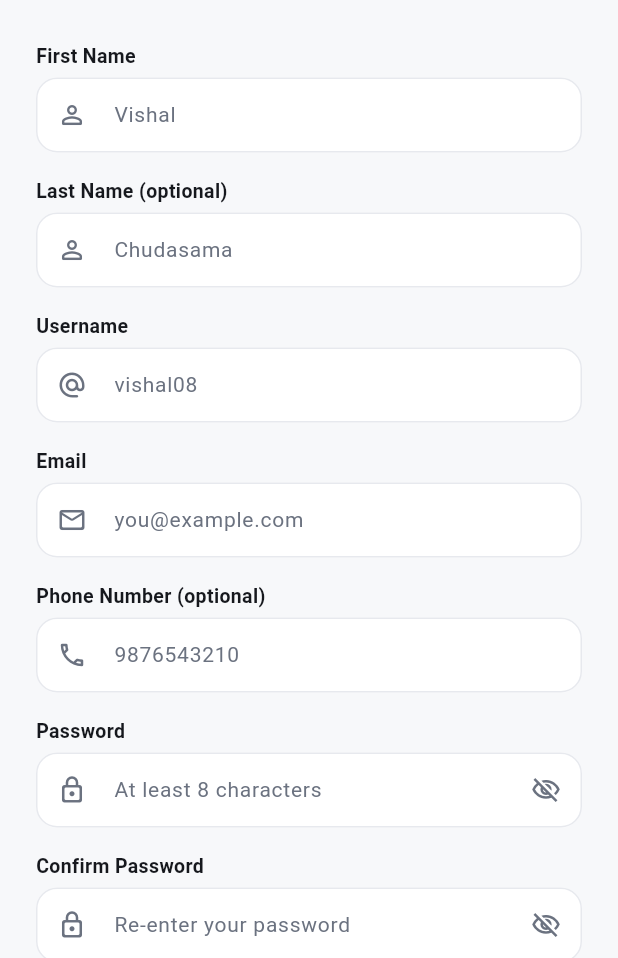
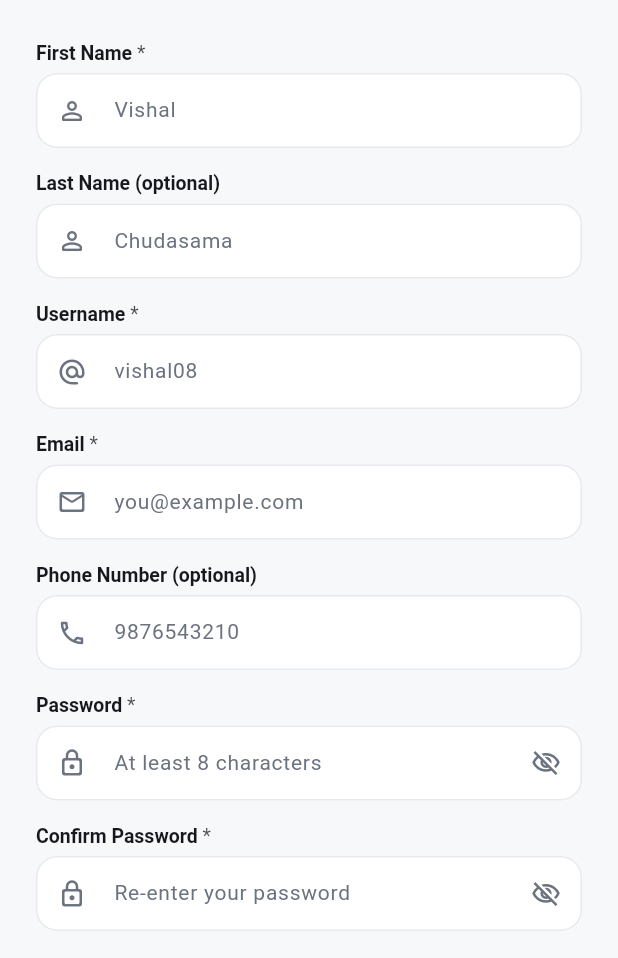
Before and after one commit to VishalChudasama08/CarZen, a Flutter app: the screen it shows after launch, after a tap on "Log In", after a tap on "Register", on a phone screen of 412 x 824 dp, the part 278-1236 px from its top. Run offline on Flutter 3.47's test engine with Material 3 defaults, Android fonts, the phone set to English and light mode, and no system bars; our stand-ins replace flutter_secure_storage, image_picker; network calls fail; project files that could hold a hidden picture were left out.

Commit message:
all form add required ( * ) sign

```diff
--- a/CarZen_UI/lib/screens/change_password_screen.dart
+++ b/CarZen_UI/lib/screens/change_password_screen.dart
@@ -72,7 +72,7 @@ class _ChangePasswordScreenState extends State<ChangePasswordScreen> {
                 if (_errorMessage != null) AuthErrorBanner(message: _errorMessage!),
                 AuthTextField(
                   controller: _currentController,
-                  label: 'Current Password',
+                  label: 'Current Password *',
                   hint: 'Enter your current password',
                   icon: Icons.lock_outline_rounded,
                   isPassword: true,
@@ -80,7 +80,7 @@ class _ChangePasswordScreenState extends State<ChangePasswordScreen> {
                 ),
                 AuthTextField(
                   controller: _newController,
-                  label: 'New Password',
+                  label: 'New Password *',
                   hint: 'At least 8 characters',
                   icon: Icons.lock_outline_rounded,
                   isPassword: true,
@@ -88,7 +88,7 @@ class _ChangePasswordScreenState extends State<ChangePasswordScreen> {
                 ),
                 AuthTextField(
                   controller: _confirmController,
-                  label: 'Confirm New Password',
+                  label: 'Confirm New Password *',
                   hint: 'Re-enter your new password',
                   icon: Icons.lock_outline_rounded,
                   isPassword: true,
--- a/CarZen_UI/lib/screens/edit_profile_screen.dart
+++ b/CarZen_UI/lib/screens/edit_profile_screen.dart
@@ -74,7 +74,7 @@ class _EditProfileScreenState extends State<EditProfileScreen> {
                 if (_errorMessage != null) AuthErrorBanner(message: _errorMessage!),
                 AuthTextField(
                   controller: _firstNameController,
-                  label: 'First Name',
+                  label: 'First Name *',
                   hint: 'Vishal',
                   icon: Icons.person_outline_rounded,
                   validator: (v) => Validators.required(v, message: 'First name is required'),
--- a/CarZen_UI/lib/screens/login_screen.dart
+++ b/CarZen_UI/lib/screens/login_screen.dart
@@ -87,7 +87,7 @@ class _LoginScreenState extends State<LoginScreen> {
                 if (_errorMessage != null) AuthErrorBanner(message: _errorMessage!),
                 AuthTextField(
                   controller: _emailController,
-                  label: 'Email',
+                  label: 'Email *',
                   hint: 'you@example.com',
                   icon: Icons.mail_outline_rounded,
                   keyboardType: TextInputType.emailAddress,
@@ -95,7 +95,7 @@ class _LoginScreenState extends State<LoginScreen> {
                 ),
                 AuthTextField(
                   controller: _passwordController,
-                  label: 'Password',
+                  label: 'Password *',
                   hint: 'Enter your password',
                   icon: Icons.lock_outline_rounded,
                   isPassword: true,
--- a/CarZen_UI/lib/screens/register_screen.dart
+++ b/CarZen_UI/lib/screens/register_screen.dart
@@ -105,7 +105,7 @@ class _RegisterScreenState extends State<RegisterScreen> {
                 if (_errorMessage != null) AuthErrorBanner(message: _errorMessage!),
                 AuthTextField(
                   controller: _firstNameController,
-                  label: 'First Name',
+                  label: 'First Name *',
                   hint: 'Vishal',
                   icon: Icons.person_outline_rounded,
                   validator: (v) => Validators.required(v, message: 'First name is required'),
@@ -118,14 +118,14 @@ class _RegisterScreenState extends State<RegisterScreen> {
                 ),
                 AuthTextField(
                   controller: _usernameController,
-                  label: 'Username',
+                  label: 'Username *',
                   hint: 'vishal08',
                   icon: Icons.alternate_email_rounded,
                   validator: Validators.username,
                 ),
                 AuthTextField(
                   controller: _emailController,
-                  label: 'Email',
+                  label: 'Email *',
                   hint: 'you@example.com',
                   icon: Icons.mail_outline_rounded,
                   keyboardType: TextInputType.emailAddress,
@@ -141,7 +141,7 @@ class _RegisterScreenState extends State<RegisterScreen> {
                 ),
                 AuthTextField(
                   controller: _passwordController,
-                  label: 'Password',
+                  label: 'Password *',
                   hint: 'At least 8 characters',
                   icon: Icons.lock_outline_rounded,
                   isPassword: true,
@@ -149,7 +149,7 @@ class _RegisterScreenState extends State<RegisterScreen> {
                 ),
                 AuthTextField(
                   controller: _confirmPasswordController,
-                  label: 'Confirm Password',
+                  label: 'Confirm Password *',
                   hint: 'Re-enter your password',
                   icon: Icons.lock_outline_rounded,
                   isPassword: true,
--- a/CarZen_UI/lib/widgets/auth_text_field.dart
+++ b/CarZen_UI/lib/widgets/auth_text_field.dart
@@ -40,9 +40,32 @@ class _AuthTextFieldState extends State<AuthTextField> {
     return Column(
       crossAxisAlignment: CrossAxisAlignment.start,
       children: [
-        Text(
-          widget.label,
-          style: const TextStyle(fontSize: 13, fontWeight: FontWeight.w600, color: AppColors.textPrimary),
+        // Text(
+        //   widget.label,
+        //   style: const TextStyle(fontSize: 13, fontWeight: FontWeight.w600, color: AppColors.textPrimary),
+        // ),
+        RichText(
+          text: TextSpan(
+            children: [
+              TextSpan(
+                text: widget.label.replaceAll(' *', ''),
+                style: const TextStyle(
+                  fontSize: 13,
+                  fontWeight: FontWeight.w600,
+                  color: AppColors.textPrimary,
+                ),
+              ),
+              if (widget.label.endsWith(' *'))
+                TextSpan(
+                  text: ' *',
+                  style: TextStyle(
+                    fontSize: 13,
+                    fontWeight: FontWeight.normal,
+                    color: AppColors.textPrimary.withValues(alpha: 0.8),
+                  ),
+                ),
+            ],
+          ),
         ),
         const SizedBox(height: 6),
         TextFormField(
```
Also changed, not shown: CarZen_UI/lib/screens/add_edit_car_screen.dart (+7 -7 lines).
